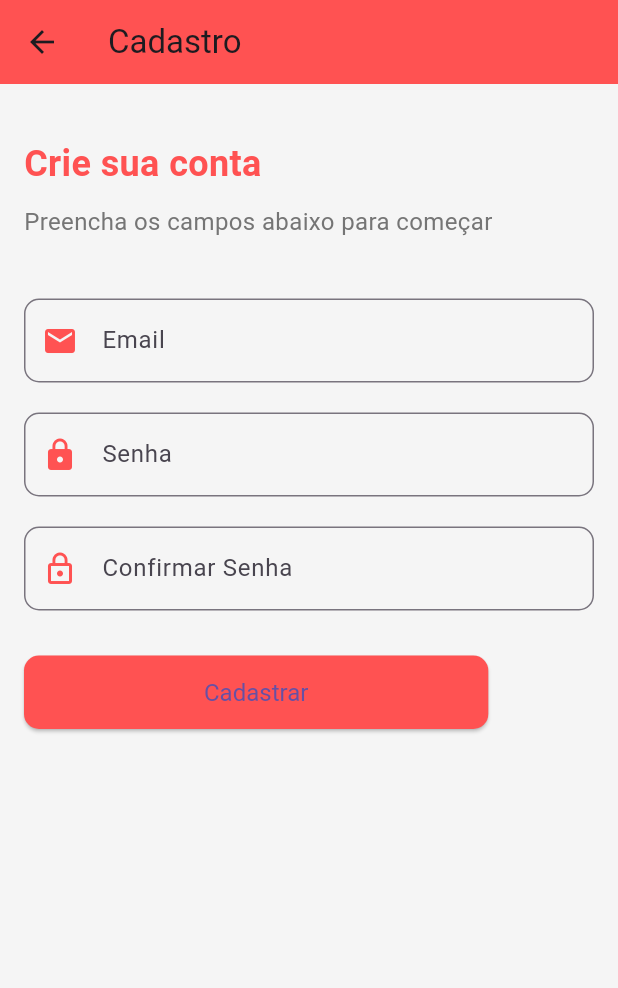
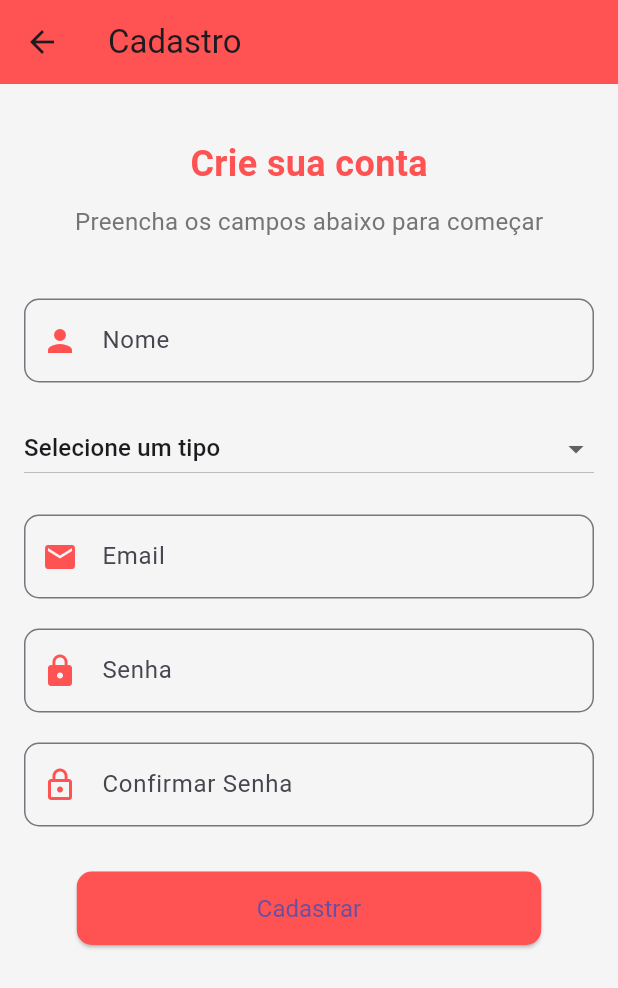
Before and after one commit to RhuanLino/gym_app, a Flutter app: the SignupScreen screen opened directly, on a phone screen of 412 x 824 dp. Shown: the top 988 px of the screen. Run offline on Flutter 3.47's test engine with Material 3 defaults, Android fonts, the phone set to English and light mode, and no system bars.

```diff
--- a/lib/signup_screen.dart
+++ b/lib/signup_screen.dart
@@ -1,19 +1,30 @@
 import 'package:flutter/material.dart';
 
-class SignupScreen extends StatelessWidget {
+class SignupScreen extends StatefulWidget {
+  const SignupScreen({super.key});
+
+  @override
+  _SignupScreenState createState() => _SignupScreenState();
+}
+
+class _SignupScreenState extends State<SignupScreen> {
+  final TextEditingController _nomeController = TextEditingController();
   final TextEditingController _emailController = TextEditingController();
   final TextEditingController _passwordController = TextEditingController();
-  final TextEditingController _confirmPasswordController =
-      TextEditingController();
+  final TextEditingController _confirmPasswordController = TextEditingController();
 
-  SignupScreen({super.key});
+  // Lista de tipos de conta
+  final List<String> accountTypes = ['Selecione um tipo', 'Aluno', 'Personal', 'Nutricionista'];
+  // Valor selecionado para tipo de conta
+  String? selectedAccountType = 'Selecione um tipo';
 
   void _signup(BuildContext context) {
+    String nome = _nomeController.text;
     String email = _emailController.text;
     String password = _passwordController.text;
     String confirmPassword = _confirmPasswordController.text;
 
-    if (email.isEmpty || password.isEmpty || confirmPassword.isEmpty) {
+    if (nome.isEmpty || email.isEmpty || password.isEmpty || confirmPassword.isEmpty) {
       ScaffoldMessenger.of(context).showSnackBar(
         const SnackBar(content: Text('Por favor, preencha todos os campos')),
       );
@@ -46,7 +57,8 @@ class SignupScreen extends StatelessWidget {
         child: Padding(
           padding: const EdgeInsets.all(16.0),
           child: Column(
-            crossAxisAlignment: CrossAxisAlignment.start,
+            mainAxisAlignment: MainAxisAlignment.center,
+            crossAxisAlignment: CrossAxisAlignment.center,
             children: [
               const SizedBox(height: 20),
               const Text(
@@ -63,6 +75,38 @@ class SignupScreen extends StatelessWidget {
                 style: TextStyle(fontSize: 16, color: Colors.grey[600]),
               ),
               const SizedBox(height: 40),
+
+              // Campo de Nome
+              TextField(
+                controller: _nomeController,
+                decoration: InputDecoration(
+                  labelText: 'Nome',
+                  hintText: 'Digite seu nome',
+                  border: OutlineInputBorder(
+                    borderRadius: BorderRadius.circular(10),
+                  ),
+                  prefixIcon: const Icon(Icons.person, color: Colors.redAccent),
+                ),
+              ),
+              const SizedBox(height: 20),
+
+              // Campo de Tipo (Dropdown)
+              DropdownButton<String>(
+                value: selectedAccountType,
+                onChanged: (String? newValue) {
+                  setState(() {
+                    selectedAccountType = newValue;
+                  });
+                },
+                items: accountTypes.map<DropdownMenuItem<String>>((String value) {
+                  return DropdownMenuItem<String>(
+                    value: value,
+                    child: Text(value),
+                  );
+                }).toList(),
+                isExpanded: true, // Faz o dropdown ocupar toda a largura
+              ),
+              const SizedBox(height: 20),
 
               // Campo de Email
               TextField(
```
Also changed, not shown: lib/login_screen.dart (+12 -8 lines), lib/services/requests.dart (+28 -1 lines).
